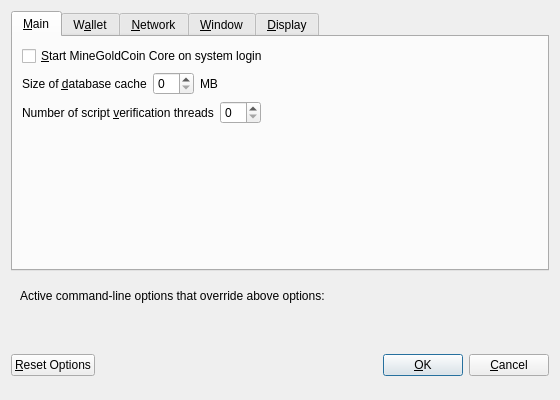
Old version of the form src/qt/forms/optionsdialog.ui in the repository SuperTradeCoin/supertradecoin.
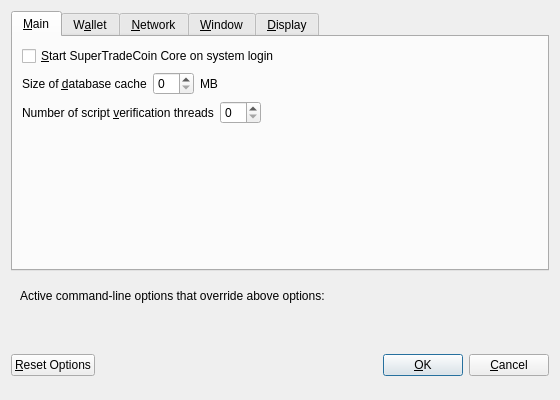
New version of the form. Custom widgets are drawn as their Qt base class.

Patch:
```diff
--- a/src/qt/forms/optionsdialog.ui
+++ b/src/qt/forms/optionsdialog.ui
@@ -33,7 +33,7 @@
           <string>Automatically start MineGoldCoin Core after logging in to the system.</string>
          </property>
          <property name="text">
-          <string>&amp;Start MineGoldCoin Core on system login</string>
+          <string>&amp;Start SuperTradeCoin Core on system login</string>
          </property>
         </widget>
        </item>
```
Left out of the diff: 10 changed lines with no effect on the pictures.
